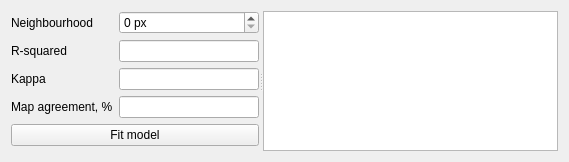
Qt form ui/logisticregressionwidgetbase.ui (nextgis/qgis_molusce) before a commit.
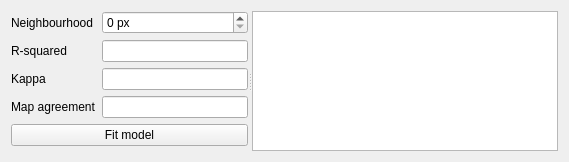
The same form after that commit.

Commit message: prepare UI for ANN model, some fixes in reading settings

```diff
--- a/ui/logisticregressionwidgetbase.ui
+++ b/ui/logisticregressionwidgetbase.ui
@@ -19,12 +19,12 @@
      <property name="orientation">
       <enum>Qt::Horizontal</enum>
      </property>
-     <widget class="QWidget" name="">
+     <widget class="QWidget" name="layoutWidget">
       <layout class="QGridLayout" name="gridLayout">
        <item row="3" column="0">
         <widget class="QLabel" name="label_4">
          <property name="text">
-          <string>Map agreement, %</string>
+          <string>Map agreement</string>
          </property>
         </widget>
        </item>
```
The commit also changes 5 other files.
